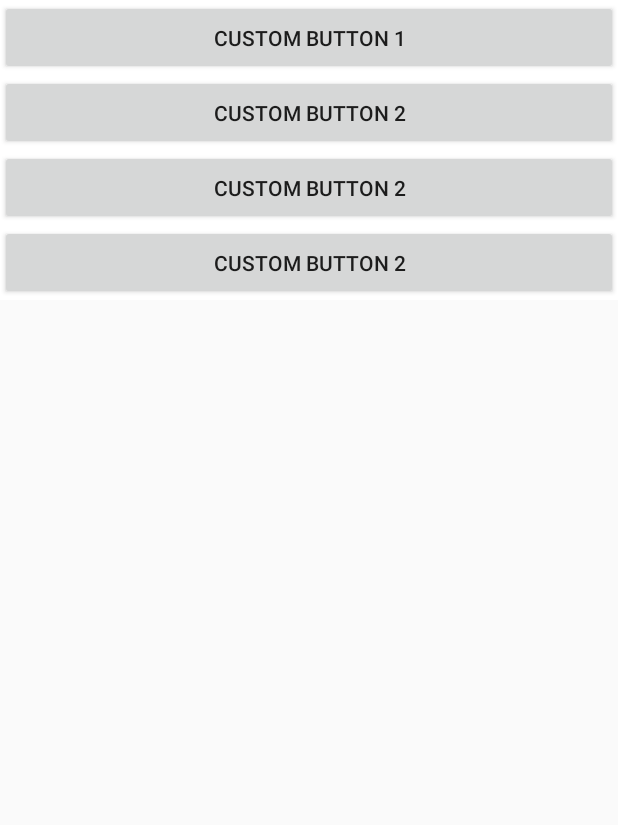
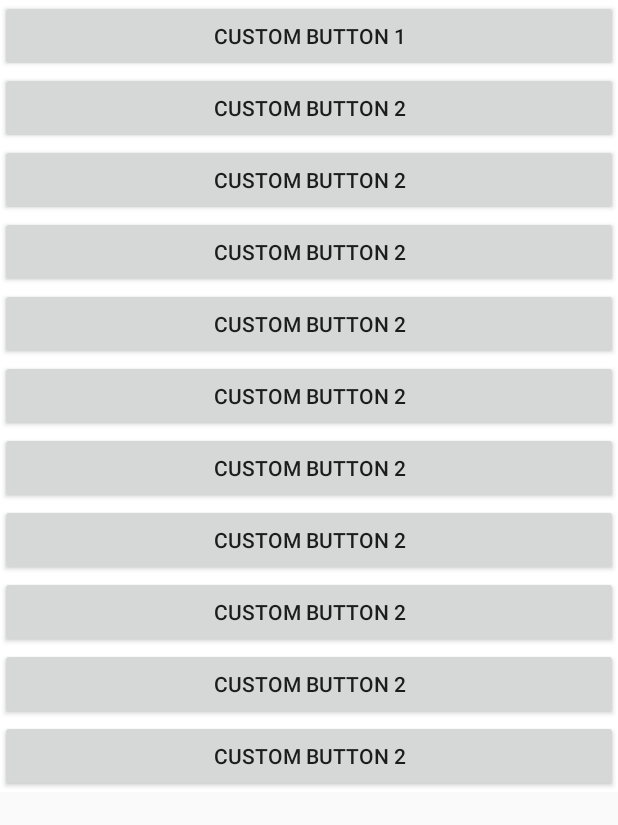
Before and after one commit to Elyseyvova/SheetsView, an Android app: the layout view_custom.xml on its own in the app's theme, with its tools: preview values and no code run, on a phone screen of 412 x 824 dp. Shown: the top 825 px of the screen. Run offline under Robolectric (Android 15) with nearby library versions, the phone set to English and light mode, and no system bars.

Commit message:
Fix height bottom sheet

```diff
--- a/example/src/main/java/com/elyseev/example/SheetsTypeFragment.kt
+++ b/example/src/main/java/com/elyseev/example/SheetsTypeFragment.kt
@@ -159,7 +159,7 @@ class SheetsTypeFragment : Fragment() {
 
     private fun showCustom() {
         val view = View.inflate(ctx, R.layout.view_custom, null)
-        ctx.showSheetCustom("Custom view", "OK", "Cancel", false, false, view, {}, {})
+        ctx.showSheetCustom("Custom view", "OK", "Cancel", true, false, view, {}, {})
     }
 
 }
--- a/example/src/main/res/layout/view_custom.xml
+++ b/example/src/main/res/layout/view_custom.xml
@@ -1,7 +1,7 @@
 <LinearLayout
     xmlns:android="http://schemas.android.com/apk/res/android"
     android:layout_width="match_parent"
-    android:layout_height="200dp"
+    android:layout_height="wrap_content"
     android:background="@android:color/white"
     android:orientation="vertical">
 
@@ -31,5 +31,43 @@
         android:layout_height="match_parent"
         android:layout_weight="1"/>
 
+    <Button
+        android:id="@+id/btnCustom5"
+        android:layout_width="match_parent"
+        android:text="Custom button 2"
+        android:layout_height="match_parent"
+        android:layout_weight="1"/>
+
+    <Button
+        android:layout_width="match_parent"
+        android:text="Custom button 2"
+        android:layout_height="match_parent"
+        android:layout_weight="1"/>
+ <Button
+        android:layout_width="match_parent"
+        android:text="Custom button 2"
+        android:layout_height="match_parent"
+        android:layout_weight="1"/>
+ <Button
+        android:layout_width="match_parent"
+        android:text="Custom button 2"
+        android:layout_height="match_parent"
+        android:layout_weight="1"/>
+ <Button
+        android:layout_width="match_parent"
+        android:text="Custom button 2"
+        android:layout_height="match_parent"
+        android:layout_weight="1"/>
+ <Button
+        android:layout_width="match_parent"
+        android:text="Custom button 2"
+        android:layout_height="match_parent"
+        android:layout_weight="1"/>
+ <Button
+        android:layout_width="match_parent"
+        android:text="Custom button 2"
+        android:layout_height="match_parent"
+        android:layout_weight="1"/>
+
 
 </LinearLayout>
--- a/sheets/src/main/java/com/elyseev/sheets/SheetSingle.kt
+++ b/sheets/src/main/java/com/elyseev/sheets/SheetSingle.kt
@@ -2,8 +2,6 @@ package com.elyseev.sheets
 
 import android.content.Context
 import android.graphics.Color
-import android.support.v7.widget.LinearLayoutManager
-import android.support.v7.widget.RecyclerView
 import android.util.AttributeSet
 import android.widget.LinearLayout
 import com.elyseev.sheets.adapter.SheetAdapter
@@ -12,7 +10,7 @@ import com.elyseev.sheets.model.SheetItem
 import com.elyseev.sheets.util.hide
 import com.elyseev.sheets.util.inflate
 import com.elyseev.sheets.util.show
-import kotlinx.android.synthetic.main.sheet_view.view.*
+import kotlinx.android.synthetic.main.sheet_items.view.*
 
 internal class SheetSingle @JvmOverloads constructor(context: Context, val attrs: AttributeSet? = null, defStyleAttr: Int = 0) :
     LinearLayout(context, attrs, defStyleAttr) {
@@ -28,17 +26,12 @@ internal class SheetSingle @JvmOverloads constructor(context: Context, val attrs
         set(value) {
             field = value
 
-            val viewItems = RecyclerView(context)
-            viewItems.layoutManager = LinearLayoutManager(context, VERTICAL, false)
-
             SheetAdapter(SINGLE, color).apply {
-                viewItems.adapter = this
+                list.adapter = this
                 sheetItems = items
 
                 onSelectedItem { onSelectedListener.invoke(it.id) }
             }
-
-            group.addView(viewItems)
         }
 
     var color: Int = Color.RED
@@ -46,7 +39,7 @@ internal class SheetSingle @JvmOverloads constructor(context: Context, val attrs
     private var onSelectedListener: (Int) -> Unit = {}
 
     init {
-        inflate(R.layout.sheet_view, true)
+        inflate(R.layout.sheet_items, true)
     }
 
     fun onSelectedItem(handler: (Int) -> Unit) {
--- a/sheets/src/main/java/com/elyseev/sheets/util/SheetExtensions.kt
+++ b/sheets/src/main/java/com/elyseev/sheets/util/SheetExtensions.kt
@@ -7,6 +7,8 @@ import android.view.View
 import com.elyseev.sheets.*
 import com.elyseev.sheets.model.SheetItem
 import com.elyseev.sheets.model.SheetSeekUnit
+
+
 
 fun Context.showSheetAction(
     title: String,
--- a/sheets/src/main/res/values/styles.xml
+++ b/sheets/src/main/res/values/styles.xml
@@ -1,9 +1,5 @@
 <?xml version="1.0" encoding="utf-8"?>
 <resources>
-
-    <style name="BottomSheet" parent="@style/Widget.Design.BottomSheet.Modal">
-        <item name="android:background">@drawable/bg</item>
-    </style>
 
     <style name="BaseBottomSheetDialog" parent="@style/Theme.Design.Light.BottomSheetDialog">
         <item name="android:windowIsFloating">false</item>
@@ -12,4 +8,9 @@
 
     <style name="BottomSheetDialogTheme" parent="BaseBottomSheetDialog"/>
 
+    <style name="BottomSheet" parent="@style/Widget.Design.BottomSheet.Modal">
+        <item name="android:background">@drawable/bg</item>
+        <item name="behavior_peekHeight">1000dp</item>
+    </style>
+
 </resources>
```
